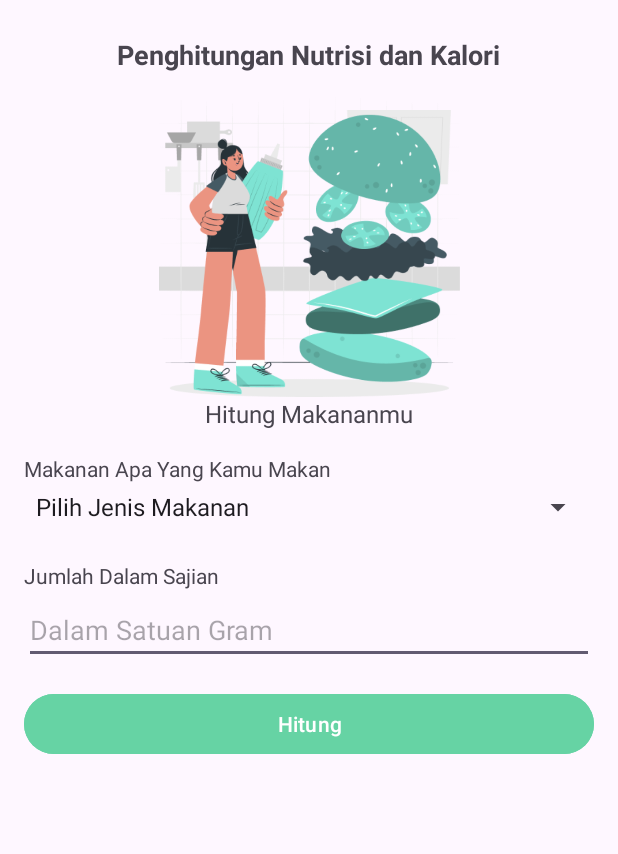
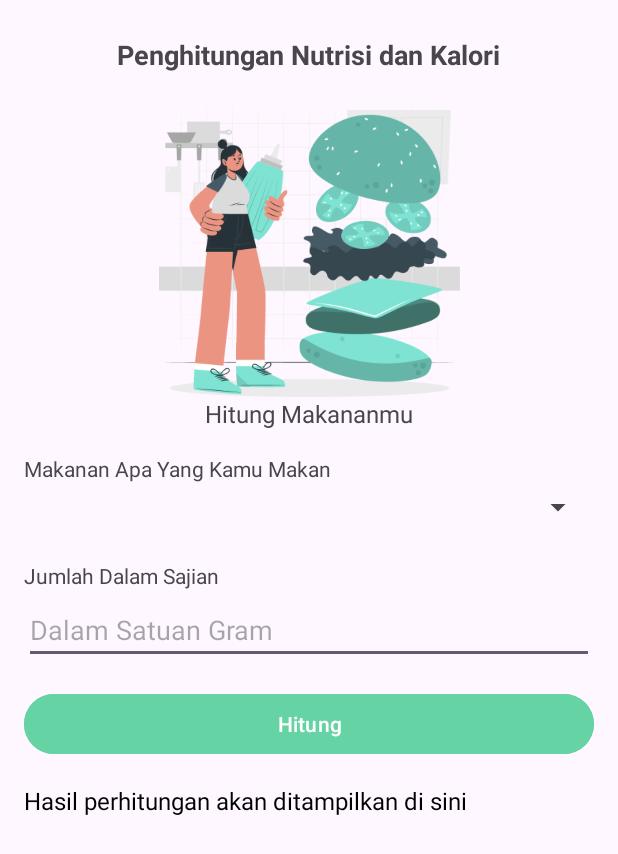
Before and after one commit to zidaneelfasya/PAM1, an Android app: the CaloriCounterActivity screen opened directly, with no data from a screen before it, on a phone screen of 412 x 824 dp. Shown: the top 854 px of the screen. Run offline under Robolectric (Android 15) with nearby library versions, the phone set to English and light mode, and no system bars; our stand-ins replace Firebase (no records; nobody signed in at launch, a user with empty details on screens opened directly).

Commit message:
CaloriCounterWdatabase
baibai

```diff
--- a/app/src/main/AndroidManifest.xml
+++ b/app/src/main/AndroidManifest.xml
@@ -12,9 +12,7 @@
         android:supportsRtl="true"
         android:theme="@style/Theme.ProjekPAM"
         tools:targetApi="31">
-
         <activity
-
             android:name=".CaloriCounterActivity"
             android:exported="true" >
 
@@ -32,6 +30,7 @@
 
             <category android:name="android.intent.category.LAUNCHER" />
         </intent-filter>
-    </application>
+    </application>
+
 
 </manifest>
--- a/app/src/main/java/com/example/projekpam/CaloriCounterActivity.java
+++ b/app/src/main/java/com/example/projekpam/CaloriCounterActivity.java
@@ -6,28 +6,70 @@ import android.widget.ArrayAdapter;
 import android.widget.Button;
 import android.widget.EditText;
 import android.widget.Spinner;
+import android.widget.TextView;
 import android.widget.Toast;
 import androidx.appcompat.app.AppCompatActivity;
+
+import com.google.firebase.FirebaseApp;
+import com.google.firebase.database.DataSnapshot;
+import com.google.firebase.database.DatabaseError;
+import com.google.firebase.database.DatabaseReference;
+import com.google.firebase.database.FirebaseDatabase;
+import com.google.firebase.database.ValueEventListener;
+
+import java.util.ArrayList;
+import java.util.HashMap;
+import java.util.List;
+import java.util.Map;
 
 public class CaloriCounterActivity extends AppCompatActivity {
 
     private Spinner spinnerMakanan;
     private EditText etBerat;
     private Button btnHitung;
+    private TextView textViewHasil;
+    private DatabaseReference mDatabase;
+    private Map<String, Double> makananKaloriMap;
 
     @Override
     protected void onCreate(Bundle savedInstanceState) {
         super.onCreate(savedInstanceState);
         setContentView(R.layout.activity_calori_counter);
+        FirebaseApp.initializeApp(this);
+
 
         spinnerMakanan = findViewById(R.id.spinnerMakanan);
         etBerat = findViewById(R.id.etBerat);
         btnHitung = findViewById(R.id.btnHitung);
+        textViewHasil = findViewById(R.id.textViewHasil);
+        mDatabase = FirebaseDatabase.getInstance().getReference("Makanan");
 
-        ArrayAdapter<CharSequence> adapter = ArrayAdapter.createFromResource(this,
-                R.array.makanan_array, android.R.layout.simple_spinner_item);
-        adapter.setDropDownViewResource(android.R.layout.simple_spinner_dropdown_item);
-        spinnerMakanan.setAdapter(adapter);
+        makananKaloriMap = new HashMap<>();
+
+        // Ambil data makanan dari Firebase
+        mDatabase.addValueEventListener(new ValueEventListener() {
+            @Override
+            public void onDataChange(DataSnapshot dataSnapshot) {
+                List<String> makananList = new ArrayList<>();
+                for (DataSnapshot snapshot : dataSnapshot.getChildren()) {
+                    String nama = snapshot.child("nama").getValue(String.class);
+                    Double kalori = snapshot.child("kalori").getValue(Double.class);
+                    if (nama != null && kalori != null) {
+                        makananList.add(nama);
+                        makananKaloriMap.put(nama, kalori);
+                    }
+                }
+                ArrayAdapter<String> adapter = new ArrayAdapter<>(CaloriCounterActivity.this,
+                        android.R.layout.simple_spinner_item, makananList);
+                adapter.setDropDownViewResource(android.R.layout.simple_spinner_dropdown_item);
+                spinnerMakanan.setAdapter(adapter);
+            }
+
+            @Override
+            public void onCancelled(DatabaseError databaseError) {
+                Toast.makeText(CaloriCounterActivity.this, "Gagal mengambil data makanan", Toast.LENGTH_SHORT).show();
+            }
+        });
 
         btnHitung.setOnClickListener(new View.OnClickListener() {
             @Override
@@ -41,7 +83,7 @@ public class CaloriCounterActivity extends AppCompatActivity {
         String makanan = spinnerMakanan.getSelectedItem().toString();
         String beratStr = etBerat.getText().toString();
 
-        if (makanan.equals("Pilih Jenis Makanan")) {
+        if (makanan.isEmpty()) {
             Toast.makeText(this, "Silakan pilih jenis makanan", Toast.LENGTH_SHORT).show();
             return;
         }
@@ -53,8 +95,12 @@ public class CaloriCounterActivity extends AppCompatActivity {
 
         int berat = Integer.parseInt(beratStr);
 
-        // Implement your logic to calculate nutrition and calories here
-        // For now, let's just show a toast with the input values
-        Toast.makeText(this, "Makanan: " + makanan + "\nBerat: " + berat + " Gram", Toast.LENGTH_LONG).show();
+        Double kaloriPerGram = makananKaloriMap.get(makanan);
+        if (kaloriPerGram != null) {
+            double totalKalori = kaloriPerGram * berat;
+            textViewHasil.setText("Total Kalori: " + totalKalori);
+        } else {
+            Toast.makeText(this, "Data kalori tidak tersedia", Toast.LENGTH_SHORT).show();
+        }
     }
 }
--- a/app/src/main/res/layout/activity_calori_counter.xml
+++ b/app/src/main/res/layout/activity_calori_counter.xml
@@ -45,7 +45,6 @@
         android:id="@+id/spinnerMakanan"
         android:layout_width="match_parent"
         android:layout_height="wrap_content"
-        android:entries="@array/makanan_array"
         android:layout_marginBottom="16dp" />
 
     <TextView
@@ -72,4 +71,13 @@
         android:backgroundTint="#66D3A4"
         android:textColor="@android:color/white" />
 
+    <TextView
+        android:id="@+id/textViewHasil"
+        android:layout_width="wrap_content"
+        android:layout_height="wrap_content"
+        android:text="Hasil perhitungan akan ditampilkan di sini"
+        android:paddingTop="16dp"
+        android:textSize="16sp"
+        android:textColor="@android:color/black" />
+
 </LinearLayout>
--- a/app/src/main/res/values/strings.xml
+++ b/app/src/main/res/values/strings.xml
@@ -1,10 +1,12 @@
 <resources>
+
         <string name="app_name">ProjekPAM</string>
         <!-- Strings used for fragments for navigation -->
         <string name="first_fragment_label">First Fragment</string>
         <string name="second_fragment_label">Second Fragment</string>
         <string name="next">Next</string>
         <string name="previous">Previous</string>
+
 
     <string-array name="makanan_array">
         <item>Pilih Jenis Makanan</item>
@@ -49,4 +51,5 @@
         libero vel nunc consequat, quis tincidunt nisl eleifend. Cras bibendum enim a justo luctus
         vestibulum. Fusce dictum libero quis erat maximus, vitae volutpat diam dignissim.
     </string>
+
 </resources>
--- a/build.gradle.kts
+++ b/build.gradle.kts
@@ -1,3 +1,8 @@
+buildscript {
+    dependencies {
+        classpath("com.google.gms:google-services:4.4.2")
+    }
+}
 // Top-level build file where you can add configuration options common to all sub-projects/modules.
 plugins {
     id("com.android.application") version "8.2.2" apply false
```
Also changed, not shown: app/build.gradle.kts (+7 -0 lines), 1 other file. Lines whose indentation alone changed are shown as unchanged.
